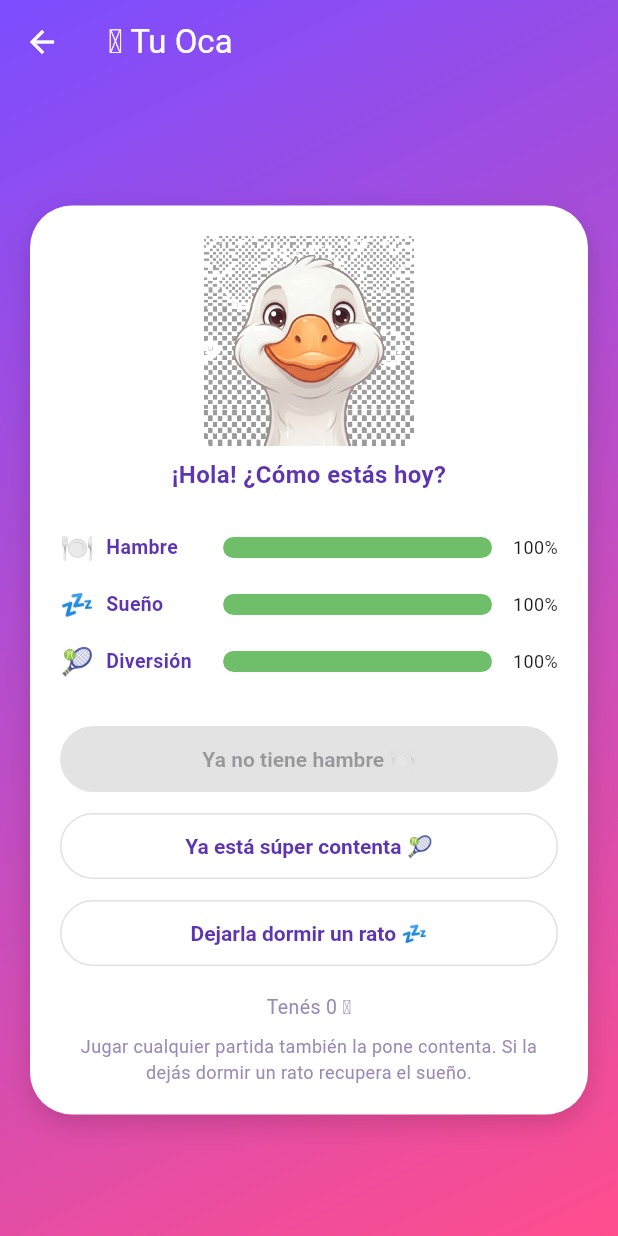
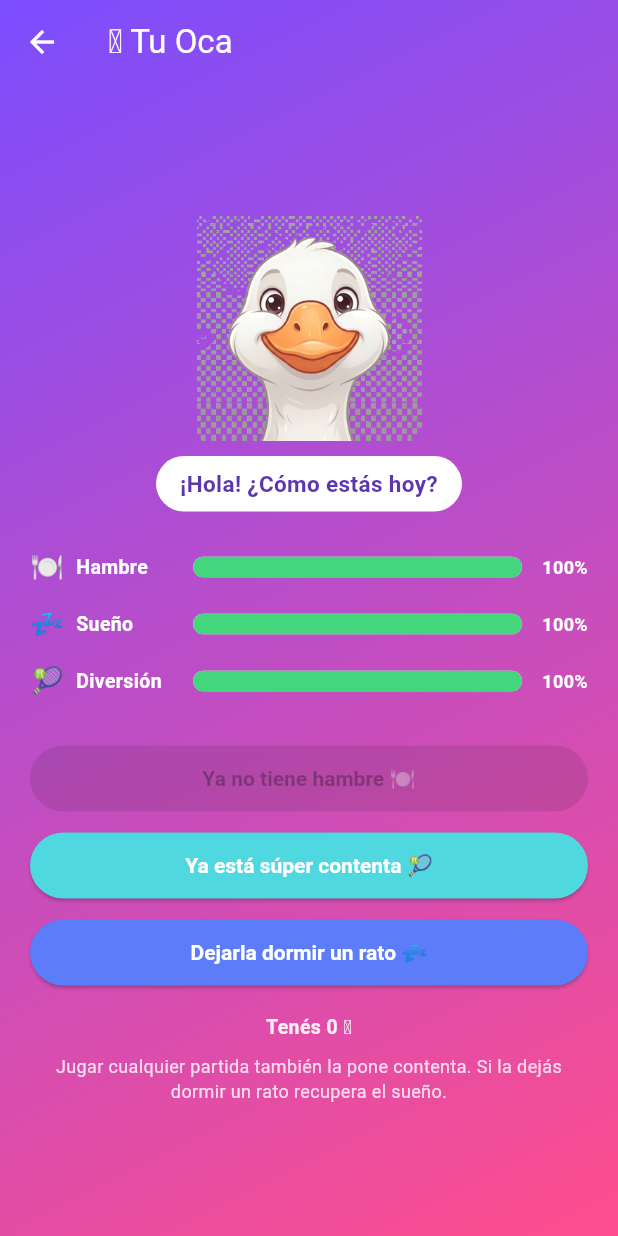
Before and after one commit to solucioneselectromedicassj-ai/La-oca-, a Flutter app: the MascotaScreen screen opened directly with empty values, on a phone screen of 412 x 824 dp. Run offline on Flutter 3.47's test engine with Material 3 defaults, Android fonts, the phone set to English and light mode, and no system bars; our stand-ins replace audioplayers, share_plus, shared_preferences, supabase_flutter; missing offline and left inert: onesignal_flutter, realtime_client; accounts and stored records are empty; Roboto replaces fonts that are missing (Georgia).

Commit message:
Pulir estética: sacar el blanco/negro que desentonaban con la paleta viva
- El Cazador ahora se llama solo "Cazador" en todos lados, así la
  medallita del token muestra "C" y no "E" (reportado).
- Pantalla de la mascota: saca la tarjeta blanca que envolvía todo (iba
  a contramano de la Zona de juegos) y pasa sus 3 botones a bloques de
  color en vez de violeta/blanco liso.
- Los overlays de trivia/minijuegos (ModalCard) tenían un fondo negro
  semitransparente pensado para cuando flotan arriba del tablero; en
  las pantallas donde son el único contenido (tanda de cuestionados,
  minijuegos bonus, rescate de mascota) ese negro tapaba todo el fondo
  vivo — ahora es opcional (`scrim`) y se desactiva ahí.
- Casillas del tablero sin tipo especial: lila pálido en vez de blanco
  liso, para no desentonar con el resto de casillas de color.
- Recolorea botones que seguían con el estilo blanco/violeta viejo:
  sorteo de turno, copiar código, compartir e iniciar partida en la
  sala de espera.

```diff
--- a/ocaland_flutter/lib/screens/mascota_screen.dart
+++ b/ocaland_flutter/lib/screens/mascota_screen.dart
@@ -125,15 +125,7 @@ class _MascotaScreenState extends State<MascotaScreen> {
                     constraints: const BoxConstraints(maxWidth: 420),
                     child: SingleChildScrollView(
                       padding: const EdgeInsets.all(20),
-                      child: Container(
-                        padding: const EdgeInsets.all(20),
-                        decoration: BoxDecoration(
-                          color: Colors.white,
-                          borderRadius: BorderRadius.circular(28),
-                          boxShadow: [BoxShadow(color: Colors.black.withValues(alpha: 0.15), blurRadius: 14, offset: const Offset(0, 6))],
-                        ),
-                        child: e.secuestrada ? _contenidoSecuestrada() : _contenidoNormal(e),
-                      ),
+                      child: e.secuestrada ? _contenidoSecuestrada() : _contenidoNormal(e),
                     ),
                   ),
                 ),
@@ -150,12 +142,19 @@ class _MascotaScreenState extends State<MascotaScreen> {
         const Text(
           'El cazador se la llevó porque la extrañaste mucho tiempo.',
           textAlign: TextAlign.center,
-          style: TextStyle(fontSize: 16, fontWeight: FontWeight.w600, color: AppColors.violetDark),
+          style: TextStyle(fontSize: 16, fontWeight: FontWeight.w600, color: Colors.white),
         ),
         const SizedBox(height: 8),
-        const Text('No es un castigo: cuando quieras, jugá un desafío de Cuestionados y la traés de vuelta.', textAlign: TextAlign.center, style: TextStyle(fontSize: 12.5, color: Color(0xFF9B8AB5))),
+        Text('No es un castigo: cuando quieras, jugá un desafío de Cuestionados y la traés de vuelta.', textAlign: TextAlign.center, style: TextStyle(fontSize: 12.5, color: Colors.white.withValues(alpha: 0.85))),
         const SizedBox(height: 24),
-        SizedBox(width: double.infinity, child: ElevatedButton(onPressed: _irABuscarla, child: const Text('Ir a buscarla'))),
+        SizedBox(
+          width: double.infinity,
+          child: ElevatedButton(
+            style: ElevatedButton.styleFrom(backgroundColor: AppColors.coral, foregroundColor: Colors.white),
+            onPressed: _irABuscarla,
+            child: const Text('🏹 Ir a buscarla'),
+          ),
+        ),
       ],
     );
   }
@@ -173,14 +172,18 @@ class _MascotaScreenState extends State<MascotaScreen> {
     return Column(
       children: [
         if (_mostrandoComer)
-          OcaComiendoSprite(onTerminado: _terminarAnimacionComer, size: 140)
+          OcaComiendoSprite(onTerminado: _terminarAnimacionComer, size: 150)
         else
-          OcaFace(estado: e, size: 140),
-        const SizedBox(height: 8),
-        Text(
-          _mensaje(e),
-          textAlign: TextAlign.center,
-          style: const TextStyle(fontSize: 16, fontWeight: FontWeight.w600, color: AppColors.violetDark),
+          OcaFace(estado: e, size: 150),
+        const SizedBox(height: 10),
+        Container(
+          padding: const EdgeInsets.symmetric(horizontal: 16, vertical: 8),
+          decoration: BoxDecoration(color: Colors.white, borderRadius: BorderRadius.circular(20)),
+          child: Text(
+            _mensaje(e),
+            textAlign: TextAlign.center,
+            style: const TextStyle(fontSize: 15, fontWeight: FontWeight.w600, color: AppColors.violetDark),
+          ),
         ),
         const SizedBox(height: 24),
         if (!e.durmiendo) ...[
@@ -193,6 +196,7 @@ class _MascotaScreenState extends State<MascotaScreen> {
           SizedBox(
             width: double.infinity,
             child: ElevatedButton(
+              style: ElevatedButton.styleFrom(backgroundColor: AppColors.gold, foregroundColor: AppColors.violetDark),
               onPressed: (_ocupado || e.hambre >= 100) ? null : _alimentar,
               child: Text(e.hambre >= 100 ? 'Ya no tiene hambre 🍽️' : 'Darle de comer (10 🪙)'),
             ),
@@ -200,7 +204,8 @@ class _MascotaScreenState extends State<MascotaScreen> {
           const SizedBox(height: 10),
           SizedBox(
             width: double.infinity,
-            child: OutlinedButton(
+            child: ElevatedButton(
+              style: ElevatedButton.styleFrom(backgroundColor: AppColors.turquoise, foregroundColor: Colors.white),
               onPressed: _ocupado ? null : _jugarConElla,
               child: Text(e.diversion >= 100 ? 'Ya está súper contenta 🎾' : 'Jugar con ella 🎾'),
             ),
@@ -210,18 +215,19 @@ class _MascotaScreenState extends State<MascotaScreen> {
           const SizedBox(height: 28),
         SizedBox(
           width: double.infinity,
-          child: OutlinedButton(
+          child: ElevatedButton(
+            style: ElevatedButton.styleFrom(backgroundColor: AppColors.indigo, foregroundColor: Colors.white),
             onPressed: _ocupado ? null : _alternarDormir,
-            child: Text(e.durmiendo ? 'Despertarla' : 'Dejarla dormir un rato 💤'),
+            child: Text(e.durmiendo ? '☀️ Despertarla' : 'Dejarla dormir un rato 💤'),
           ),
         ),
         const SizedBox(height: 16),
-        Text('Tenés $_monedas 🪙', style: const TextStyle(fontSize: 13, color: Color(0xFF9B8AB5))),
+        Text('Tenés $_monedas 🪙', style: TextStyle(fontSize: 13, color: Colors.white.withValues(alpha: 0.9), fontWeight: FontWeight.w600)),
         const SizedBox(height: 8),
-        const Text(
+        Text(
           'Jugar cualquier partida también la pone contenta. Si la dejás dormir un rato recupera el sueño.',
           textAlign: TextAlign.center,
-          style: TextStyle(fontSize: 12, color: Color(0xFF9B8AB5)),
+          style: TextStyle(fontSize: 12, color: Colors.white.withValues(alpha: 0.8)),
         ),
       ],
     );
@@ -235,9 +241,9 @@ class _BarraNecesidad extends StatelessWidget {
   const _BarraNecesidad({required this.emoji, required this.label, required this.valor});
 
   Color get _color {
-    if (valor >= 60) return const Color(0xFF6FBE6A);
-    if (valor >= 30) return const Color(0xFFE0A83A);
-    return const Color(0xFFD9534F);
+    if (valor >= 60) return AppColors.green;
+    if (valor >= 30) return AppColors.gold;
+    return AppColors.coral;
   }
 
   @override
@@ -246,7 +252,7 @@ class _BarraNecesidad extends StatelessWidget {
       children: [
         Text(emoji, style: const TextStyle(fontSize: 18)),
         const SizedBox(width: 8),
-        SizedBox(width: 78, child: Text(label, style: const TextStyle(fontSize: 13, fontWeight: FontWeight.w600, color: AppColors.violetDark))),
+        SizedBox(width: 78, child: Text(label, style: const TextStyle(fontSize: 13, fontWeight: FontWeight.w700, color: Colors.white))),
         Expanded(
           child: ClipRRect(
             borderRadius: BorderRadius.circular(8),
@@ -259,7 +265,7 @@ class _BarraNecesidad extends StatelessWidget {
           ),
         ),
         const SizedBox(width: 8),
-        SizedBox(width: 36, child: Text('${valor.round()}%', style: const TextStyle(fontSize: 12), textAlign: TextAlign.right)),
+        SizedBox(width: 36, child: Text('${valor.round()}%', style: const TextStyle(fontSize: 12, color: Colors.white, fontWeight: FontWeight.w600), textAlign: TextAlign.right)),
       ],
     );
   }
--- a/ocaland_flutter/lib/screens/minijuegos_bonus_screen.dart
+++ b/ocaland_flutter/lib/screens/minijuegos_bonus_screen.dart
@@ -111,6 +111,7 @@ class _MinijuegosBonusScreenState extends State<MinijuegosBonusScreen> {
                   titulo: _tipo == 'reflejos' ? '⚡ Reflejos' : '🧠 Memoria',
                   tipo: _tipo,
                   onDone: _onDone,
+                  scrim: false,
                 ),
               ),
             ],
--- a/ocaland_flutter/lib/screens/rescate_mascota_screen.dart
+++ b/ocaland_flutter/lib/screens/rescate_mascota_screen.dart
@@ -166,7 +166,7 @@ class _RescateMascotaScreenState extends State<RescateMascotaScreen> {
           children: [
             Text('Pregunta ${_ronda + 1} de 3 · $_correctas correctas', style: const TextStyle(fontSize: 13, color: Color(0xFF9B8AB5))),
             const SizedBox(height: 12),
-            TriviaOverlay(titulo: '🏹 Rescate', pregunta: p, segundos: 0, onResponder: _responder),
+            TriviaOverlay(titulo: '🏹 Rescate', pregunta: p, segundos: 0, onResponder: _responder, scrim: false),
           ],
         );
       case _Fase.exito:
--- a/ocaland_flutter/lib/screens/tanda_cuestionados_screen.dart
+++ b/ocaland_flutter/lib/screens/tanda_cuestionados_screen.dart
@@ -121,6 +121,7 @@ class _TandaCuestionadosScreenState extends State<TandaCuestionadosScreen> {
                   pregunta: _pregunta,
                   segundos: 0,
                   onResponder: _responder,
+                  scrim: false,
                 ),
               ),
             ],
--- a/ocaland_flutter/lib/screens/widgets/board_widget.dart
+++ b/ocaland_flutter/lib/screens/widgets/board_widget.dart
@@ -278,7 +278,7 @@ class _CellBoxState extends State<_CellBox> with SingleTickerProviderStateMixin
   }
 
   Widget _contenido(double escala) {
-    final color = widget.tipo != null ? AppColors.cellColors[widget.tipo] : AppColors.parchment;
+    final color = widget.tipo != null ? AppColors.cellColors[widget.tipo] : AppColors.neutralCell;
     // sombra más grande cuanto más "levantada" está — refuerza la sensación
     // de que se despega del plano del tablero.
     final elevacion = ((escala - 1) / 0.7).clamp(0.0, 1.0);
--- a/ocaland_flutter/lib/screens/widgets/minijuego_overlay.dart
+++ b/ocaland_flutter/lib/screens/widgets/minijuego_overlay.dart
@@ -9,12 +9,14 @@ class MinijuegoOverlay extends StatelessWidget {
   final String? subtitulo;
   final String tipo; // 'reflejos' | 'memoria'
   final ValueChanged<bool> onDone;
+  final bool scrim;
 
-  const MinijuegoOverlay({super.key, required this.titulo, this.subtitulo, required this.tipo, required this.onDone});
+  const MinijuegoOverlay({super.key, required this.titulo, this.subtitulo, required this.tipo, required this.onDone, this.scrim = true});
 
   @override
   Widget build(BuildContext context) {
     return ModalCard(
+      scrim: scrim,
       child: Column(
         mainAxisSize: MainAxisSize.min,
         children: [
--- a/ocaland_flutter/lib/screens/widgets/sorteo_overlay.dart
+++ b/ocaland_flutter/lib/screens/widgets/sorteo_overlay.dart
@@ -35,7 +35,8 @@ class SorteoPanel extends StatelessWidget {
                 padding: const EdgeInsets.symmetric(vertical: 4),
                 child: SizedBox(
                   width: double.infinity,
-                  child: OutlinedButton(
+                  child: ElevatedButton(
+                    style: ElevatedButton.styleFrom(backgroundColor: AppColors.gold, foregroundColor: AppColors.violetDark),
                     onPressed: onTirar,
                     child: Text('🎲 ¡Tocá para tirar tu dado, ${j.nombre}!'),
                   ),
--- a/ocaland_flutter/lib/theme/app_colors.dart
+++ b/ocaland_flutter/lib/theme/app_colors.dart
@@ -33,6 +33,11 @@ class AppColors {
   /// principales, en vez del parchment pastel — pedido explícito de que la
   /// app se sienta "más colorida".
   static const heroGradient = <Color>[violet, fuchsia];
+
+  /// Casillas del tablero sin tipo especial — un lila pálido en vez de
+  /// blanco/parchment liso, para que no desentonen con el resto de la
+  /// paleta viva (pedido explícito: "sacar el blanco").
+  static const neutralCell = Color(0xFFEDE3FF);
 
   static const cellColors = <String, Color>{
     'meta': fuchsia,
```
Also changed, not shown: ocaland_flutter/lib/screens/waiting_room_screen.dart (+12 -3 lines), ocaland_flutter/lib/screens/widgets/trivia_overlay.dart (+12 -3 lines), ocaland_flutter/lib/services/solo_game_controller.dart (+10 -10 lines).
